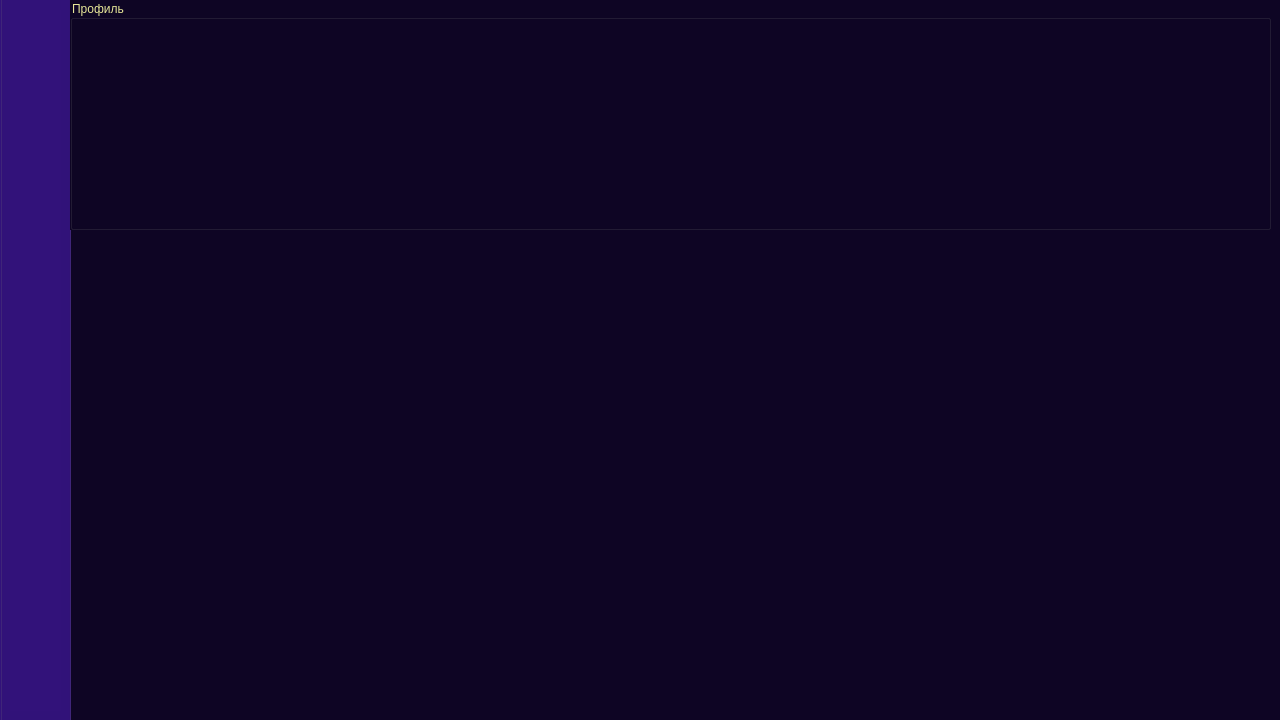
The window that main.ui (ZeNik77/MEGAPROJECT) describes before a commit, drawn with Qt 5.
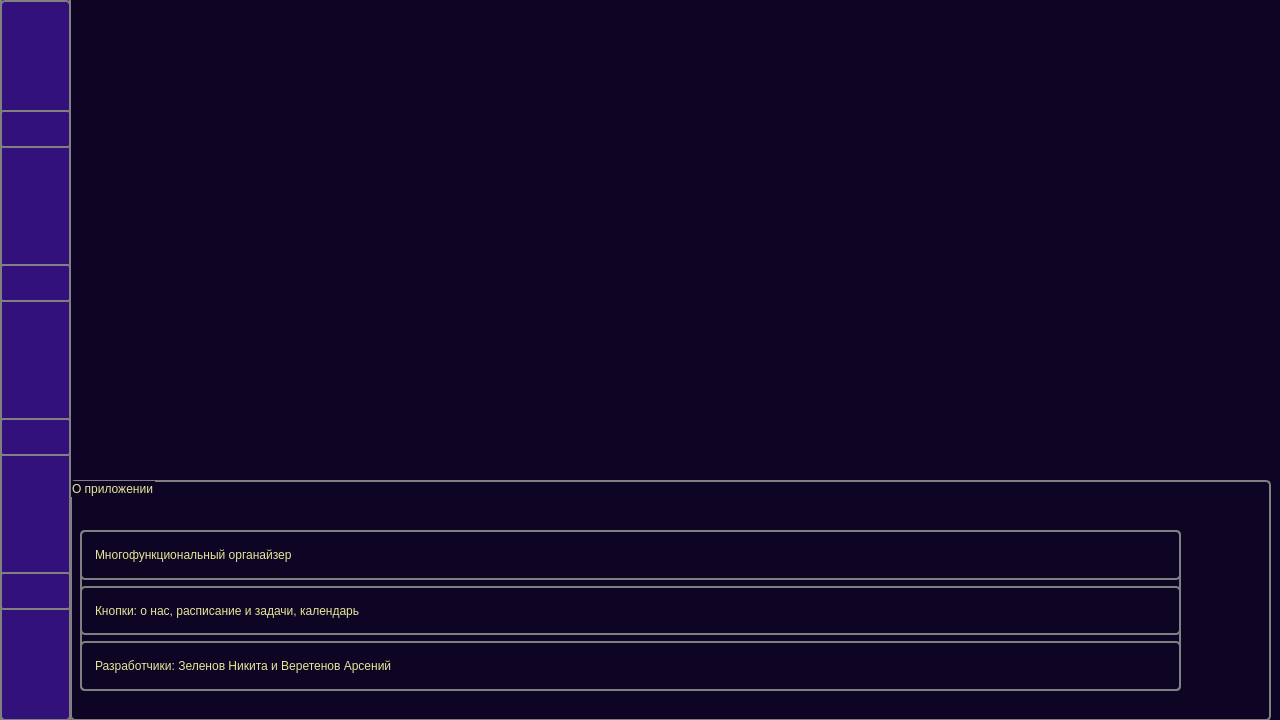
The same window after the commit. Icons and pictures are not drawn.

```diff
--- a/main.ui
+++ b/main.ui
@@ -28,7 +28,9 @@
     </property>
     <property name="styleSheet">
      <string notr="true">background-color: #32127a;
-</string>
+border: 2px solid gray;
+padding: 10px;
+border-radius: 5px;</string>
     </property>
     <property name="title">
      <string/>
@@ -36,10 +38,10 @@
     <widget class="QWidget" name="layoutWidget">
      <property name="geometry">
       <rect>
-       <x>10</x>
-       <y>40</y>
-       <width>51</width>
-       <height>701</height>
+       <x>0</x>
+       <y>30</y>
+       <width>71</width>
+       <height>721</height>
       </rect>
      </property>
      <layout class="QVBoxLayout" name="verticalLayout">
@@ -73,6 +75,9 @@
       </item>
       <item>
        <widget class="QPushButton" name="CalendarButton">
+        <property name="enabled">
+         <bool>true</bool>
+        </property>
         <property name="styleSheet">
          <string notr="true">QPushButton:hover
 {
@@ -127,24 +132,103 @@
         </property>
        </widget>
       </item>
+      <item>
+       <widget class="QPushButton" name="AboutButton">
+        <property name="enabled">
+         <bool>true</bool>
+        </property>
+        <property name="styleSheet">
+         <string notr="true">QPushButton:hover
+{
+ background-color: #2a0f66;
+}
+QPushButton
+{
+	background-color:#32127a;
+	border-radius: 3;
+}</string>
+        </property>
+        <property name="text">
+         <string/>
+        </property>
+        <property name="icon">
+         <iconset>
+          <normaloff>4.png</normaloff>4.png</iconset>
+        </property>
+        <property name="iconSize">
+         <size>
+          <width>999</width>
+          <height>999</height>
+         </size>
+        </property>
+       </widget>
+      </item>
      </layout>
     </widget>
    </widget>
    <widget class="QGroupBox" name="groupBox_2">
+    <property name="enabled">
+     <bool>false</bool>
+    </property>
     <property name="geometry">
      <rect>
       <x>70</x>
-      <y>0</y>
+      <y>480</y>
       <width>1201</width>
-      <height>230</height>
+      <height>241</height>
      </rect>
     </property>
     <property name="styleSheet">
-     <string notr="true">color: #E6E697;</string>
+     <string notr="true">color: #E6E697;
+border: 2px solid gray;
+padding: 10px;
+border-radius: 5px;</string>
     </property>
     <property name="title">
-     <string>Профиль</string>
+     <string>О приложении</string>
     </property>
+    <widget class="QWidget" name="layoutWidget">
+     <property name="geometry">
+      <rect>
+       <x>10</x>
+       <y>50</y>
+       <width>1101</width>
+       <height>161</height>
+      </rect>
+     </property>
+     <layout class="QVBoxLayout" name="verticalLayout_2">
+      <item>
+       <widget class="QLabel" name="label_name">
+        <property name="text">
+         <string>Многофункциональный органайзер</string>
+        </property>
+        <property name="alignment">
+         <set>Qt::AlignLeading|Qt::AlignLeft|Qt::AlignVCenter</set>
+        </property>
+       </widget>
+      </item>
+      <item>
+       <widget class="QLabel" name="label_buttons">
+        <property name="text">
+         <string>Кнопки: о нас, расписание и задачи, календарь</string>
+        </property>
+        <property name="alignment">
+         <set>Qt::AlignLeading|Qt::AlignLeft|Qt::AlignVCenter</set>
+        </property>
+       </widget>
+      </item>
+      <item>
+       <widget class="QLabel" name="label_devs">
+        <property name="text">
+         <string>Разработчики: Зеленов Никита и Веретенов Арсений</string>
+        </property>
+        <property name="alignment">
+         <set>Qt::AlignLeading|Qt::AlignLeft|Qt::AlignVCenter</set>
+        </property>
+       </widget>
+      </item>
+     </layout>
+    </widget>
    </widget>
   </widget>
  </widget>
```
